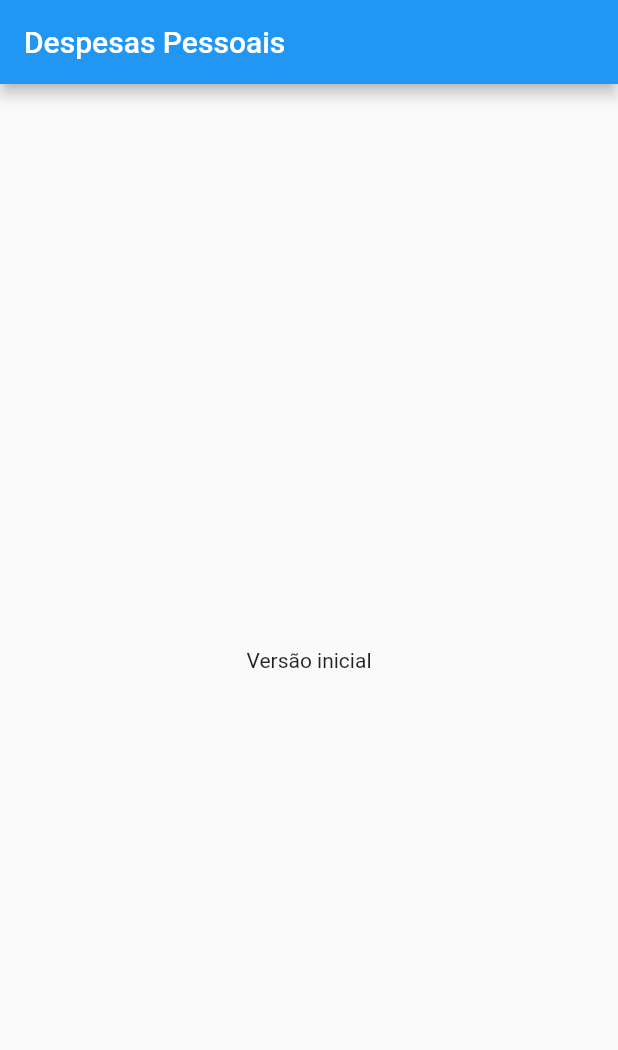
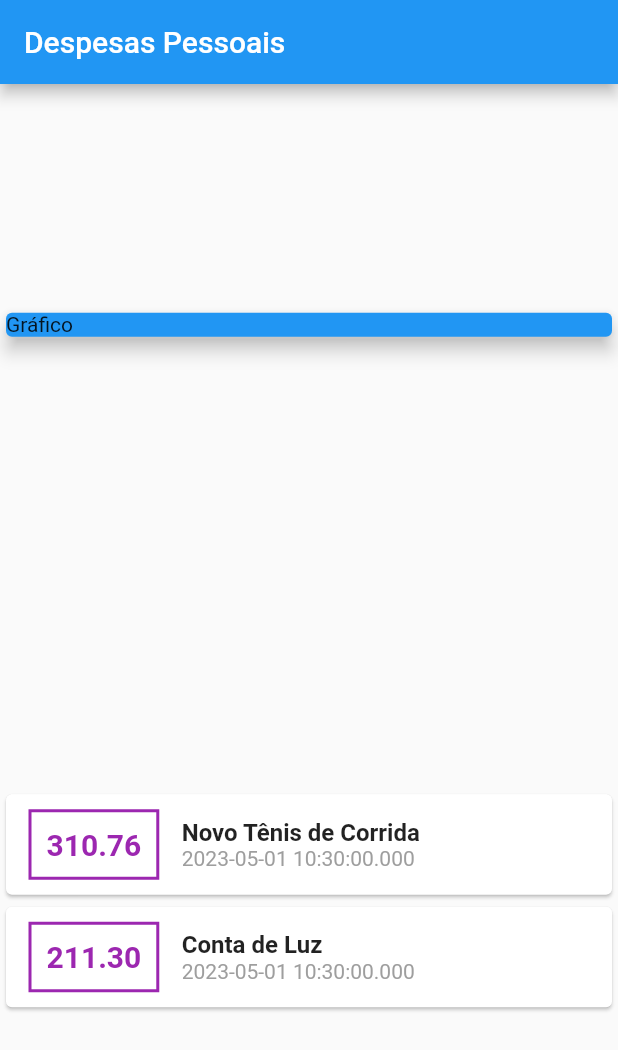
Before and after one commit to arthurmarconcini/expenses, a Flutter app: the screen it shows after launch, on a phone screen of 412 x 824 dp. Shown: the top 1050 px of the screen. Run offline on Flutter 3.47's test engine with Material 2 defaults, Android fonts, the phone set to English and light mode, and no system bars.

Commit message:
feat: create transaction Model and style transaction card

```diff
--- a/lib/main.dart
+++ b/lib/main.dart
@@ -1,3 +1,4 @@
+import 'package:expenses/models/transaction.dart';
 import 'package:flutter/material.dart';
 
 void main(List<String> args) {
@@ -9,19 +10,89 @@ class ExpensesApp extends StatelessWidget {
 
   @override
   Widget build(BuildContext context) {
-    return const MaterialApp(home: Home());
+    return MaterialApp(home: Home());
   }
 }
 
 class Home extends StatelessWidget {
-  const Home({super.key});
+  Home({super.key});
+
+  final _transactions = [
+    Transaction(
+      id: 't1',
+      title: 'Novo Tênis de Corrida',
+      value: '310.76',
+      date: DateTime.now(),
+    ),
+    Transaction(
+      id: 't2',
+      title: 'Conta de Luz',
+      value: '211.30',
+      date: DateTime.now(),
+    )
+  ];
 
   @override
   Widget build(BuildContext context) {
     return Scaffold(
         appBar: AppBar(title: const Text("Despesas Pessoais")),
-        body: const Center(
-          child: Text("Versão inicial"),
+        body: Column(
+          mainAxisAlignment: MainAxisAlignment.spaceAround,
+          crossAxisAlignment: CrossAxisAlignment.stretch,
+          children: [
+            const SizedBox(
+              child: Card(
+                elevation: 5,
+                color: Colors.blue,
+                child: Text('Gráfico'),
+              ),
+            ),
+            Column(children: [
+              ..._transactions.map((tr) {
+                return Card(
+                  child: Row(children: <Widget>[
+                    Container(
+                      margin: const EdgeInsets.symmetric(
+                        horizontal: 15,
+                        vertical: 10,
+                      ),
+                      decoration: BoxDecoration(
+                        border: Border.all(
+                          color: Colors.purple,
+                          width: 2,
+                        ),
+                      ),
+                      padding: const EdgeInsets.all(10),
+                      child: Text(
+                        tr.value.toString(),
+                        style: const TextStyle(
+                          fontWeight: FontWeight.bold,
+                          fontSize: 20,
+                          color: Colors.purple,
+                        ),
+                      ),
+                    ),
+                    Column(
+                      crossAxisAlignment: CrossAxisAlignment.start,
+                      children: <Widget>[
+                        Text(
+                          tr.title,
+                          style: const TextStyle(
+                            fontWeight: FontWeight.bold,
+                            fontSize: 16,
+                          ),
+                        ),
+                        Text(
+                          tr.date.toString(),
+                          style: const TextStyle(color: Colors.grey),
+                        ),
+                      ],
+                    )
+                  ]),
+                );
+              }).toList(),
+            ])
+          ],
         ));
   }
 }
--- /dev/null
+++ b/lib/models/transaction.dart
@@ -0,0 +1,13 @@
+class Transaction {
+  final String id;
+  final String title;
+  final String value;
+  final DateTime date;
+
+  Transaction({
+    required this.id,
+    required this.title,
+    required this.value,
+    required this.date,
+  });
+}
```
